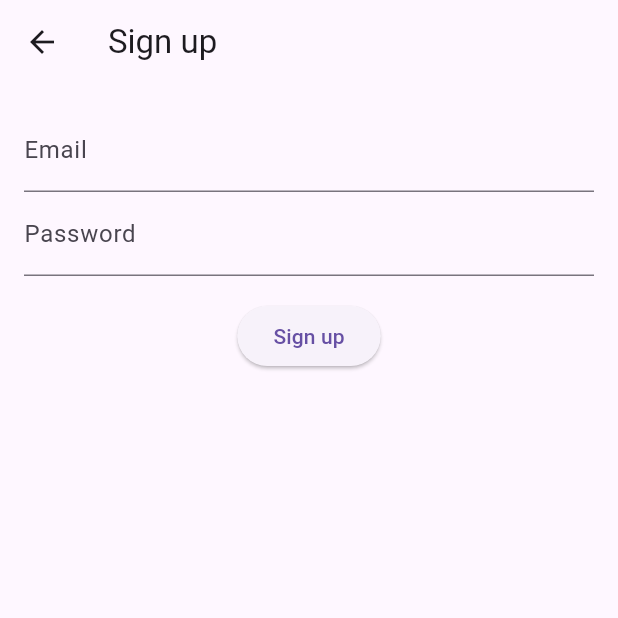
After one commit to nands0610/Pet-Health-Monitor-App, a Flutter app: the SignupPage screen opened directly, on a phone screen of 412 x 824 dp, the top half of it. The commit adds this screen. Run offline on Flutter 3.47's test engine with Material 3 defaults, Android fonts, the phone set to English and light mode, and no system bars; our stand-ins replace cloud_firestore, firebase_auth, firebase_core, fl_chart, shared_preferences, table_calendar; accounts and stored records are empty; network calls fail.

Commit message:
Created files for login and signup pages

```diff
--- /dev/null
+++ b/lib/pages/auth-pages/signup_page.dart
@@ -0,0 +1,62 @@
+import 'package:flutter/material.dart';
+import 'package:firebase_auth/firebase_auth.dart';
+import 'package:pet_health/main.dart';
+
+class SignupPage extends StatefulWidget {
+  const SignupPage({Key? key}) : super(key: key);
+
+  @override
+  State<SignupPage> createState() => _SignupPageState();
+}
+
+class _SignupPageState extends State<SignupPage> {
+  final _emailController = TextEditingController();
+  final _passwordController = TextEditingController();
+  bool _isLoading = false;
+  String? _error;
+
+  Future<void> _signup() async {
+    setState(() { _isLoading = true; _error = null; });
+    try {
+      await FirebaseAuth.instance.createUserWithEmailAndPassword(
+        email: _emailController.text.trim(),
+        password: _passwordController.text,
+      );
+      Navigator.of(context).pushReplacement(
+        MaterialPageRoute(builder: (_) => const MainScaffold()),
+      );
+    } on FirebaseAuthException catch (e) {
+      setState(() { _error = e.message; });
+    } finally {
+      setState(() { _isLoading = false; });
+    }
+  }
+
+  @override
+  Widget build(BuildContext context) {
+    return Scaffold(
+      appBar: AppBar(title: const Text('Sign up')),
+      body: Padding(
+        padding: const EdgeInsets.all(16),
+        child: Column(
+          children: [
+            if (_error != null) Text(_error!, style: const TextStyle(color: Colors.red)),
+            TextField(
+              controller: _emailController,
+              decoration: const InputDecoration(labelText: 'Email'),
+            ),
+            TextField(
+              controller: _passwordController,
+              decoration: const InputDecoration(labelText: 'Password'),
+              obscureText: true,
+            ),
+            const SizedBox(height: 16),
+            _isLoading
+                ? const CircularProgressIndicator()
+                : ElevatedButton(onPressed: _signup, child: const Text('Sign up')),
+          ],
+        ),
+      ),
+    );
+  }
+}
--- /dev/null
+++ b/lib/services/auth_service.dart
@@ -0,0 +1,21 @@
+import 'package:firebase_auth/firebase_auth.dart';
+
+class AuthService {
+  final _auth = FirebaseAuth.instance;
+
+  Stream<User?> get userChanges => _auth.authStateChanges();
+
+  Future<User?> signIn(String email, String password) async {
+    final result = await _auth.signInWithEmailAndPassword(email: email, password: password);
+    return result.user;
+  }
+
+  Future<User?> signUp(String email, String password) async {
+    final result = await _auth.createUserWithEmailAndPassword(email: email, password: password);
+    return result.user;
+  }
+
+  Future<void> signOut() async {
+    await _auth.signOut();
+  }
+}
```
Also changed, not shown: lib/main.dart (+16 -1 lines), lib/pages/auth-pages/login_page.dart (added, +71 -0 lines), lib/pages/auth-pages/splash_screen.dart (added, +48 -0 lines).
